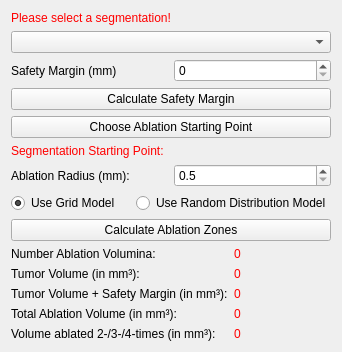
The window that Plugins/org.mitk.gui.qt.ablationplanning/src/internal/QmitkAblationPlanningViewControls.ui (alaansheikhani/MITK) describes before a commit, drawn with Qt 5.
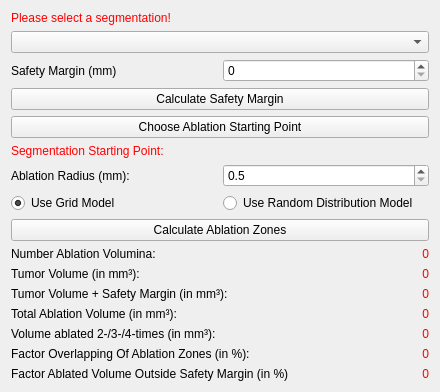
The same window after the commit. Icons and pictures are not drawn. Custom widgets are drawn as their Qt base class.

Commit message: Added statistical calculations (tumor volume, safety margin volume, etc.) for evaluating the computed ablation zone distribution.

The edit to the form file:
```diff
--- a/Plugins/org.mitk.gui.qt.ablationplanning/src/internal/QmitkAblationPlanningViewControls.ui
+++ b/Plugins/org.mitk.gui.qt.ablationplanning/src/internal/QmitkAblationPlanningViewControls.ui
@@ -6,8 +6,8 @@
    <rect>
     <x>0</x>
     <y>0</y>
-    <width>342</width>
-    <height>331</height>
+    <width>440</width>
+    <height>386</height>
    </rect>
   </property>
   <property name="minimumSize">
@@ -173,6 +173,9 @@
        <property name="text">
         <string>0</string>
        </property>
+       <property name="alignment">
+        <set>Qt::AlignRight|Qt::AlignTrailing|Qt::AlignVCenter</set>
+       </property>
       </widget>
      </item>
      <item row="1" column="1">
@@ -183,6 +186,9 @@
        <property name="text">
         <string>0</string>
        </property>
+       <property name="alignment">
+        <set>Qt::AlignRight|Qt::AlignTrailing|Qt::AlignVCenter</set>
+       </property>
       </widget>
      </item>
      <item row="1" column="0">
@@ -207,6 +213,9 @@
        <property name="text">
         <string>0</string>
        </property>
+       <property name="alignment">
+        <set>Qt::AlignRight|Qt::AlignTrailing|Qt::AlignVCenter</set>
+       </property>
       </widget>
      </item>
      <item row="3" column="0">
@@ -224,6 +233,9 @@
        <property name="text">
         <string>0</string>
        </property>
+       <property name="alignment">
+        <set>Qt::AlignRight|Qt::AlignTrailing|Qt::AlignVCenter</set>
+       </property>
       </widget>
      </item>
      <item row="4" column="0">
@@ -240,6 +252,49 @@
        </property>
        <property name="text">
         <string>0</string>
+       </property>
+       <property name="alignment">
+        <set>Qt::AlignRight|Qt::AlignTrailing|Qt::AlignVCenter</set>
+       </property>
+      </widget>
+     </item>
+     <item row="5" column="0">
+      <widget class="QLabel" name="overlappingAblationZonesLabel">
+       <property name="text">
+        <string>Factor Overlapping Of Ablation Zones (in %):</string>
+       </property>
+      </widget>
+     </item>
+     <item row="5" column="1">
+      <widget class="QLabel" name="numberOverlappingAblationZonesLabel">
+       <property name="styleSheet">
+        <string notr="true">QLabel { color: rgb(255, 0, 0) }</string>
+       </property>
+       <property name="text">
+        <string>0</string>
+       </property>
+       <property name="alignment">
+        <set>Qt::AlignRight|Qt::AlignTrailing|Qt::AlignVCenter</set>
+       </property>
+      </widget>
+     </item>
+     <item row="6" column="0">
+      <widget class="QLabel" name="factorAblatedVolumeOutsideSafetyMarginLabel">
+       <property name="text">
+        <string>Factor Ablated Volume Outside Safety Margin (in %)</string>
+       </property>
+      </widget>
+     </item>
+     <item row="6" column="1">
+      <widget class="QLabel" name="numberFactorAblatedVolumeOutsideSafetyMarginLabel">
+       <property name="styleSheet">
+        <string notr="true">QLabel { color: rgb(255, 0, 0) }</string>
+       </property>
+       <property name="text">
+        <string>0</string>
+       </property>
+       <property name="alignment">
+        <set>Qt::AlignRight|Qt::AlignTrailing|Qt::AlignVCenter</set>
        </property>
       </widget>
      </item>
```
The commit also changes 2 other files.
